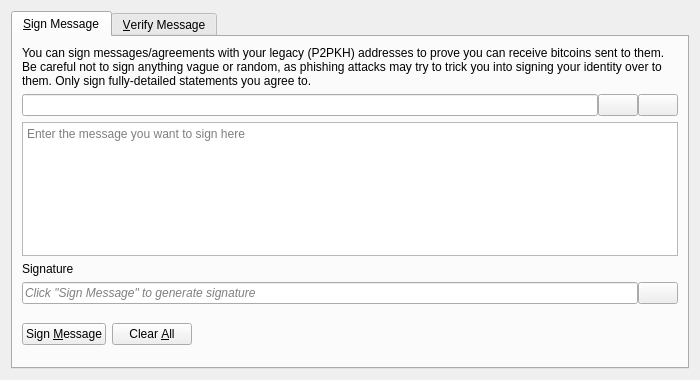
First picture: the form in src/qt/forms/signverifymessagedialog.ui, repository LucasDu-lab/NoMoreASICs, before the edit.
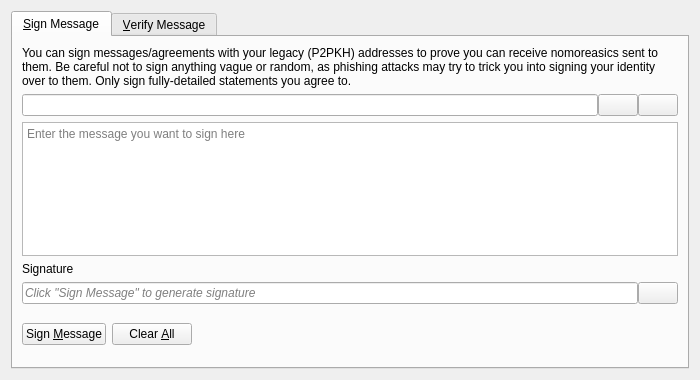
Second picture: the form after the edit. Icons and pictures are not drawn. Custom widgets are drawn as their Qt base class.

Patch:
```diff
--- a/src/qt/forms/signverifymessagedialog.ui
+++ b/src/qt/forms/signverifymessagedialog.ui
@@ -30,7 +30,7 @@
        <item>
         <widget class="QLabel" name="infoLabel_SM">
          <property name="text">
-          <string>You can sign messages/agreements with your legacy (P2PKH) addresses to prove you can receive bitcoins sent to them. Be careful not to sign anything vague or random, as phishing attacks may try to trick you into signing your identity over to them. Only sign fully-detailed statements you agree to.</string>
+          <string>You can sign messages/agreements with your legacy (P2PKH) addresses to prove you can receive nomoreasics sent to them. Be careful not to sign anything vague or random, as phishing attacks may try to trick you into signing your identity over to them. Only sign fully-detailed statements you agree to.</string>
          </property>
          <property name="textFormat">
           <enum>Qt::PlainText</enum>
```
Left out of the diff: 8 changed lines with no effect on the pictures.
